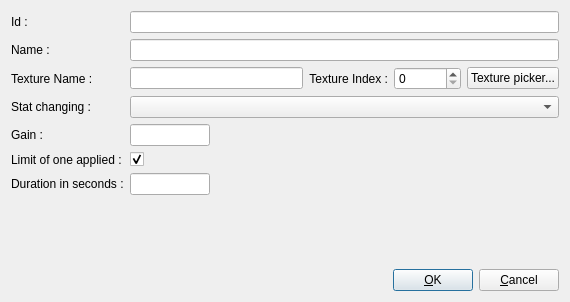
Above: itemEditor/src/editStatsItemForm.ui from jeremydumais/TheWarrior before the change. Below: the same form after it.
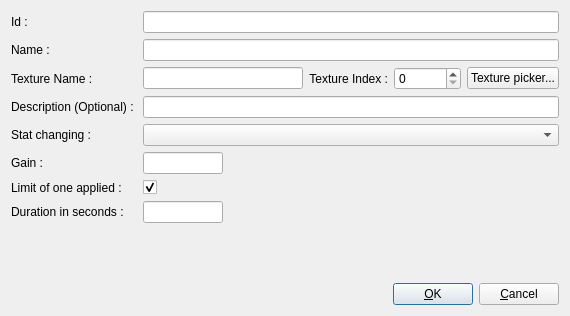
That is the form after the change. Icons and pictures are not drawn.

Commit message: Added an optional description to item and start working on the player equipment.

```diff
--- a/itemEditor/src/editStatsItemForm.ui
+++ b/itemEditor/src/editStatsItemForm.ui
@@ -7,7 +7,7 @@
     <x>0</x>
     <y>0</y>
     <width>570</width>
-    <height>302</height>
+    <height>316</height>
    </rect>
   </property>
   <property name="windowTitle">
@@ -120,14 +120,14 @@
        </item>
       </layout>
      </item>
-     <item row="5" column="0">
+     <item row="6" column="0">
       <widget class="QLabel" name="label_7">
        <property name="text">
         <string>Gain :</string>
        </property>
       </widget>
      </item>
-     <item row="5" column="1">
+     <item row="6" column="1">
       <widget class="QLineEdit" name="lineEditGain">
        <property name="maximumSize">
         <size>
@@ -137,24 +137,24 @@
        </property>
       </widget>
      </item>
-     <item row="4" column="1">
+     <item row="5" column="1">
       <widget class="QComboBox" name="comboBoxStatChanging"/>
      </item>
-     <item row="4" column="0">
+     <item row="5" column="0">
       <widget class="QLabel" name="label_6">
        <property name="text">
         <string>Stat changing :</string>
        </property>
       </widget>
      </item>
-     <item row="6" column="0">
+     <item row="7" column="0">
       <widget class="QLabel" name="label_5">
        <property name="text">
         <string>Limit of one applied :</string>
        </property>
       </widget>
      </item>
-     <item row="6" column="1">
+     <item row="7" column="1">
       <widget class="QCheckBox" name="checkBoxLimitOfOneApplied">
        <property name="text">
         <string/>
@@ -164,14 +164,14 @@
        </property>
       </widget>
      </item>
-     <item row="7" column="0">
+     <item row="8" column="0">
       <widget class="QLabel" name="label_8">
        <property name="text">
         <string>Duration in seconds :</string>
        </property>
       </widget>
      </item>
-     <item row="7" column="1">
+     <item row="8" column="1">
       <widget class="QLineEdit" name="lineEditDurationInSecs">
        <property name="maximumSize">
         <size>
@@ -181,6 +181,16 @@
        </property>
       </widget>
      </item>
+     <item row="4" column="0">
+      <widget class="QLabel" name="label_9">
+       <property name="text">
+        <string>Description (Optional) : </string>
+       </property>
+      </widget>
+     </item>
+     <item row="4" column="1">
+      <widget class="QLineEdit" name="lineEditOptionalDescription"/>
+     </item>
     </layout>
    </item>
   </layout>
```
Left out of the diff: 1 changed line with no effect on the pictures. The commit also changes 31 other files.
